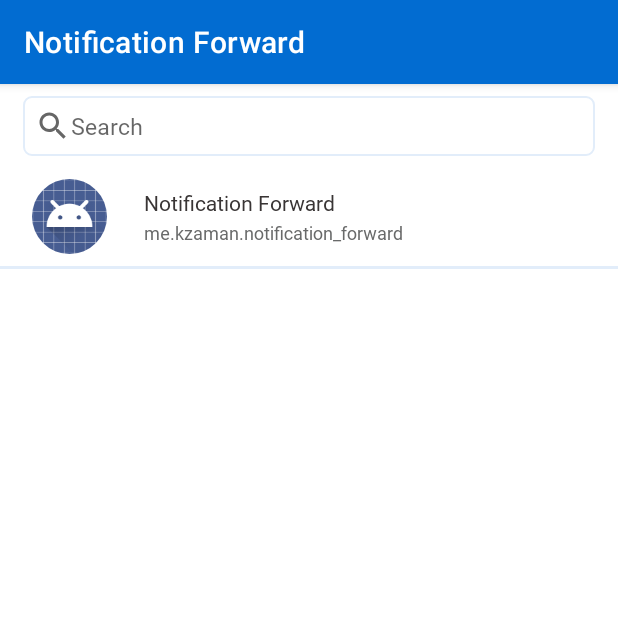
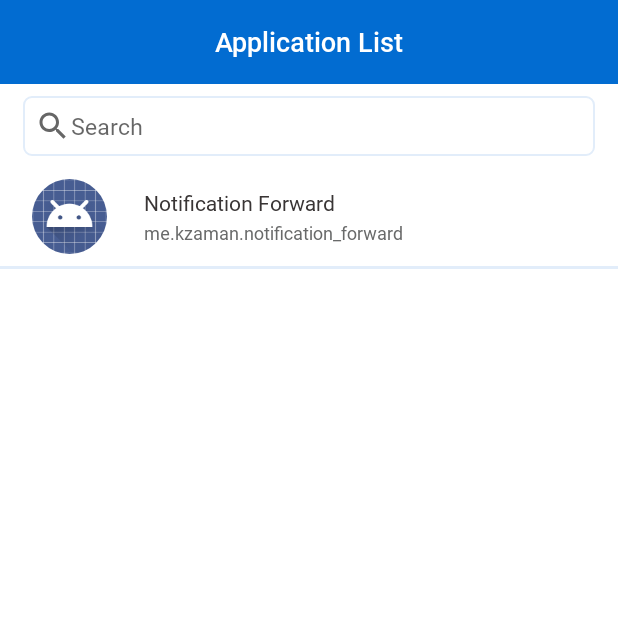
Before and after one commit to kzamaan/notifier-app, an Android app: the screen it shows after launch (ApplicationActivity before the commit, MainActivity after it), on a phone screen of 412 x 824 dp, the top half of it. Run offline under Robolectric (Android 15) with nearby library versions, the phone set to English and light mode, and no system bars; our stand-ins replace CircleImageView, Dagger/Hilt's generated code, data binding, sdp/ssp sizes; pictures from the network do not load.

Commit message:
added application fragment

```diff
--- a/app/src/main/AndroidManifest.xml
+++ b/app/src/main/AndroidManifest.xml
@@ -33,7 +33,7 @@
             android:name=".ui.activities.AuthActivity"
             android:exported="true" />
         <activity
-            android:name=".ui.ApplicationActivity"
+            android:name=".ui.MainActivity"
             android:exported="true">
             <intent-filter>
                 <action android:name="android.intent.action.MAIN" />
--- a/app/src/main/java/me/kzaman/notification_forward/ui/ApplicationActivity.kt
+++ b/app/src/main/java/me/kzaman/notification_forward/ui/MainActivity.kt
@@ -1,87 +1,48 @@
 package me.kzaman.notification_forward.ui
 
-import android.annotation.SuppressLint
 import android.app.NotificationChannel
 import android.app.NotificationManager
 import android.content.ComponentName
 import android.content.Context
 import android.content.Intent
-import android.content.pm.PackageManager
 import android.os.Build
 import android.os.Bundle
 import android.provider.Settings
 import android.provider.Settings.ACTION_NOTIFICATION_LISTENER_SETTINGS
 import android.text.TextUtils
 import android.view.View
-import androidx.appcompat.app.AppCompatActivity
-import androidx.appcompat.widget.AppCompatEditText
-import androidx.appcompat.widget.AppCompatImageView
+import android.widget.ImageView
+import android.widget.RelativeLayout
+import android.widget.TextView
 import androidx.core.app.NotificationCompat
 import androidx.core.app.NotificationManagerCompat
-import androidx.core.widget.addTextChangedListener
-import androidx.recyclerview.widget.LinearLayoutManager
-import androidx.recyclerview.widget.RecyclerView
 import dagger.hilt.android.AndroidEntryPoint
 import me.kzaman.notification_forward.R
-import me.kzaman.notification_forward.adapter.ApplicationAdapter
-import me.kzaman.notification_forward.data.model.ApplicationModel
-import me.kzaman.notification_forward.utils.hideSoftKeyboard
+import me.kzaman.notification_forward.base.BaseActivity
+import me.kzaman.notification_forward.utils.visible
 
 
 @AndroidEntryPoint
-class ApplicationActivity : AppCompatActivity() {
+class MainActivity : BaseActivity() {
+    private lateinit var rlToolbar: RelativeLayout
+    private lateinit var tvTitle: TextView
+    private lateinit var ivBackButton: ImageView
 
-    private lateinit var recyclerView: RecyclerView
-    private lateinit var applicationAdapter: ApplicationAdapter
-    private lateinit var etSearch: AppCompatEditText
-    private lateinit var ivCancelSearch: AppCompatImageView
-
-    @SuppressLint("QueryPermissionsNeeded")
     override fun onCreate(savedInstanceState: Bundle?) {
         super.onCreate(savedInstanceState)
         setContentView(R.layout.activity_main)
+        initializeApp()
+    }
 
-        recyclerView = findViewById(R.id.appList)
-        etSearch = findViewById(R.id.et_search)
-        ivCancelSearch = findViewById(R.id.iv_cancel_search)
+    override fun initializeApp() {
 
+        rlToolbar = findViewById(R.id.toolbar_root)
+        tvTitle = findViewById(R.id.tv_toolbar_title)
+        ivBackButton = findViewById(R.id.iv_back_button)
         // checking for last page
         // if last page home screen will be launched
         if (!isNotificationServiceEnabled()) {
             startActivity(Intent(ACTION_NOTIFICATION_LISTENER_SETTINGS))
-        }
-
-        //get a list of installed apps.
-        val packages = packageManager.getInstalledApplications(PackageManager.GET_META_DATA)
-        val applicationModel = ArrayList<ApplicationModel>()
-        packages.forEach { packageInfo ->
-            val item = ApplicationModel(
-                appName = packageInfo.loadLabel(packageManager).toString(),
-                packageName = packageInfo.packageName,
-                appIcon = packageInfo.loadIcon(packageManager)
-            )
-            applicationModel.add(item)
-        }
-
-        applicationAdapter = ApplicationAdapter(applicationModel, this)
-        recyclerView.apply {
-            layoutManager = LinearLayoutManager(context)
-            adapter = applicationAdapter
-        }
-
-        etSearch.addTextChangedListener {
-            if (it.isNullOrEmpty()) {
-                ivCancelSearch.visibility = View.GONE
-            } else {
-                ivCancelSearch.visibility = View.VISIBLE
-            }
-            applicationAdapter.filter.filter(it)
-        }
-
-        ivCancelSearch.setOnClickListener {
-            etSearch.text = null
-            hideSoftKeyboard(this, etSearch)
-            it.visibility = View.GONE
         }
 
         if (Build.VERSION.SDK_INT >= Build.VERSION_CODES.O) {
@@ -111,6 +72,19 @@ class ApplicationActivity : AppCompatActivity() {
         notificationManager.notify(1000, builder.build())
     }
 
+    override fun setToolbarTitle(title: String) {
+        setToolbarTitle(title, tvTitle)
+    }
+
+    override fun hideToolbar() {
+        rlToolbar.visibility = View.GONE
+    }
+
+    override fun showToolbar(isBackButton: Boolean) {
+        ivBackButton.visible(isBackButton)
+        rlToolbar.visibility = View.VISIBLE
+    }
+
     private fun isNotificationServiceEnabled(): Boolean {
         val pkgName = packageName
         val flat = Settings.Secure.getString(
--- /dev/null
+++ b/app/src/main/java/me/kzaman/notification_forward/ui/fragments/ApplicationListFragment.kt
@@ -0,0 +1,79 @@
+package me.kzaman.notification_forward.ui.fragments
+
+import android.annotation.SuppressLint
+import android.content.pm.PackageManager
+import android.os.Bundle
+import android.view.View
+import androidx.core.widget.addTextChangedListener
+import androidx.recyclerview.widget.LinearLayoutManager
+import dagger.hilt.android.AndroidEntryPoint
+import me.kzaman.notification_forward.R
+import me.kzaman.notification_forward.adapter.ApplicationAdapter
+import me.kzaman.notification_forward.base.BaseFragment
+import me.kzaman.notification_forward.data.model.ApplicationModel
+import me.kzaman.notification_forward.databinding.FragmentApplicationListBinding
+import me.kzaman.notification_forward.ui.MainActivity
+import me.kzaman.notification_forward.utils.hideSoftKeyboard
+
+@AndroidEntryPoint
+class ApplicationListFragment : BaseFragment<FragmentApplicationListBinding>() {
+
+    private lateinit var binding: FragmentApplicationListBinding
+    private lateinit var applicationAdapter: ApplicationAdapter
+
+    override val layoutId: Int = R.layout.fragment_application_list
+
+    override fun onCreate(savedInstanceState: Bundle?) {
+        super.onCreate(savedInstanceState)
+        mContext = requireContext()
+        mActivity = requireActivity()
+    }
+
+    override fun onViewCreated(view: View, savedInstanceState: Bundle?) {
+        super.onViewCreated(view, savedInstanceState)
+        binding = viewDataBinding
+        binding.lifecycleOwner = viewLifecycleOwner
+        initializeApp()
+    }
+
+    @SuppressLint("QueryPermissionsNeeded")
+    override fun initializeApp() {
+        (activity as MainActivity).showToolbar(false) //display toolbar
+        (activity as MainActivity).setToolbarTitle("Application List")
+
+        val packageManager = (mActivity as MainActivity).packageManager
+
+        //get a list of installed apps.
+        val packages = packageManager.getInstalledApplications(PackageManager.GET_META_DATA)
+        val applicationModel = ArrayList<ApplicationModel>()
+        packages.forEach { packageInfo ->
+            val item = ApplicationModel(
+                appName = packageInfo.loadLabel(packageManager).toString(),
+                packageName = packageInfo.packageName,
+                appIcon = packageInfo.loadIcon(packageManager)
+            )
+            applicationModel.add(item)
+        }
+
+        applicationAdapter = ApplicationAdapter(applicationModel, mContext)
+        binding.appList.apply {
+            layoutManager = LinearLayoutManager(context)
+            adapter = applicationAdapter
+        }
+
+        binding.etSearch.addTextChangedListener {
+            if (it.isNullOrEmpty()) {
+                binding.ivCancelSearch.visibility = View.GONE
+            } else {
+                binding.ivCancelSearch.visibility = View.VISIBLE
+            }
+            applicationAdapter.filter.filter(it)
+        }
+
+        binding.ivCancelSearch.setOnClickListener {
+            binding.etSearch.text = null
+            hideSoftKeyboard(mContext, binding.etSearch)
+            it.visibility = View.GONE
+        }
+    }
+}
--- a/app/src/main/res/layout/activity_main.xml
+++ b/app/src/main/res/layout/activity_main.xml
@@ -1,58 +1,28 @@
 <?xml version="1.0" encoding="utf-8"?>
-<LinearLayout xmlns:android="http://schemas.android.com/apk/res/android"
+<androidx.constraintlayout.widget.ConstraintLayout xmlns:android="http://schemas.android.com/apk/res/android"
     xmlns:app="http://schemas.android.com/apk/res-auto"
     xmlns:tools="http://schemas.android.com/tools"
     android:layout_width="match_parent"
     android:layout_height="match_parent"
-    android:orientation="vertical"
-    tools:context=".ui.ApplicationActivity">
+    tools:context=".ui.MainActivity">
 
-    <androidx.cardview.widget.CardView
+    <include
+        android:id="@+id/toolbar_root"
+        layout="@layout/layout_toolbar"
+        app:layout_constraintEnd_toEndOf="parent"
+        app:layout_constraintStart_toStartOf="parent"
+        app:layout_constraintTop_toTopOf="parent" />
+
+    <androidx.fragment.app.FragmentContainerView
+        android:id="@+id/fragment_view"
+        android:name="androidx.navigation.fragment.NavHostFragment"
         android:layout_width="match_parent"
-        android:layout_height="wrap_content"
-        android:layout_marginTop="@dimen/dividerHeight"
-        app:cardElevation="@dimen/zero">
+        android:layout_height="0dp"
+        app:defaultNavHost="true"
+        app:layout_constraintBottom_toBottomOf="parent"
+        app:layout_constraintLeft_toLeftOf="parent"
+        app:layout_constraintRight_toRightOf="parent"
+        app:layout_constraintTop_toBottomOf="@+id/toolbar_root"
+        app:navGraph="@navigation/app_list_graph" />
 
-        <RelativeLayout
-            android:layout_width="match_parent"
-            android:layout_height="wrap_content"
-            android:layout_marginStart="@dimen/fifteen"
-            android:layout_marginTop="@dimen/five"
-            android:layout_marginEnd="@dimen/fifteen"
-            android:layout_marginBottom="@dimen/five">
-
-            <androidx.appcompat.widget.AppCompatEditText
-                android:id="@+id/et_search"
-                style="@style/RobotoRegular"
-                android:layout_width="match_parent"
-                android:layout_height="wrap_content"
-                android:background="@drawable/bg_white_input"
-                android:drawableStart="@drawable/ic_baseline_search_24"
-                android:gravity="center_vertical"
-                android:hint="@string/search"
-                android:inputType="text"
-                android:padding="@dimen/eight"
-                android:singleLine="true"
-                android:textColor="@color/black"
-                android:textSize="@dimen/fifteen" />
-
-            <androidx.appcompat.widget.AppCompatImageView
-                android:id="@+id/iv_cancel_search"
-                android:layout_width="wrap_content"
-                android:layout_height="wrap_content"
-                android:layout_alignParentEnd="true"
-                android:layout_marginStart="@dimen/five"
-                android:padding="@dimen/eight"
-                android:src="@drawable/ic_baseline_close_24"
-                android:visibility="invisible" />
-        </RelativeLayout>
-
-    </androidx.cardview.widget.CardView>
-
-    <androidx.recyclerview.widget.RecyclerView
-        android:id="@+id/appList"
-        android:layout_width="match_parent"
-        android:layout_height="match_parent"
-        tools:listitem="@layout/model_app_list" />
-
-</LinearLayout>
+</androidx.constraintlayout.widget.ConstraintLayout>
--- /dev/null
+++ b/app/src/main/res/layout/fragment_application_list.xml
@@ -0,0 +1,59 @@
+<?xml version="1.0" encoding="utf-8"?>
+<layout xmlns:android="http://schemas.android.com/apk/res/android"
+    xmlns:app="http://schemas.android.com/apk/res-auto"
+    xmlns:tools="http://schemas.android.com/tools">
+    <LinearLayout
+        android:layout_width="match_parent"
+        android:layout_height="match_parent"
+        android:orientation="vertical">
+
+        <androidx.cardview.widget.CardView
+            android:layout_width="match_parent"
+            android:layout_height="wrap_content"
+            android:layout_marginTop="@dimen/dividerHeight"
+            app:cardElevation="@dimen/zero">
+
+            <RelativeLayout
+                android:layout_width="match_parent"
+                android:layout_height="wrap_content"
+                android:layout_marginStart="@dimen/fifteen"
+                android:layout_marginTop="@dimen/five"
+                android:layout_marginEnd="@dimen/fifteen"
+                android:layout_marginBottom="@dimen/five">
+
+                <androidx.appcompat.widget.AppCompatEditText
+                    android:id="@+id/et_search"
+                    style="@style/RobotoRegular"
+                    android:layout_width="match_parent"
+                    android:layout_height="wrap_content"
+                    android:background="@drawable/bg_white_input"
+                    android:drawableStart="@drawable/ic_baseline_search_24"
+                    android:gravity="center_vertical"
+                    android:hint="@string/search"
+                    android:inputType="text"
+                    android:padding="@dimen/eight"
+                    android:singleLine="true"
+                    android:textColor="@color/black"
+                    android:textSize="@dimen/fifteen" />
+
+                <androidx.appcompat.widget.AppCompatImageView
+                    android:id="@+id/iv_cancel_search"
+                    android:layout_width="wrap_content"
+                    android:layout_height="wrap_content"
+                    android:layout_alignParentEnd="true"
+                    android:layout_marginStart="@dimen/five"
+                    android:padding="@dimen/eight"
+                    android:src="@drawable/ic_baseline_close_24"
+                    android:visibility="invisible" />
+            </RelativeLayout>
+
+        </androidx.cardview.widget.CardView>
+
+        <androidx.recyclerview.widget.RecyclerView
+            android:id="@+id/appList"
+            android:layout_width="match_parent"
+            android:layout_height="match_parent"
+            tools:listitem="@layout/model_app_list" />
+
+    </LinearLayout>
+</layout>
--- a/app/src/main/res/layout/layout_toolbar.xml
+++ b/app/src/main/res/layout/layout_toolbar.xml
@@ -7,10 +7,24 @@
     android:minHeight="?attr/actionBarSize"
     android:orientation="horizontal">
 
+    <androidx.appcompat.widget.AppCompatImageView
+        android:id="@+id/iv_back_button"
+        style="@style/RobotoMedium"
+        android:layout_width="wrap_content"
+        android:layout_height="wrap_content"
+        android:layout_alignParentStart="true"
+        android:layout_centerVertical="true"
+        android:layout_gravity="center_vertical"
+        android:padding="@dimen/eight"
+        android:src="@drawable/ic_arrow_back"
+        android:visibility="invisible" />
+
     <LinearLayout
         android:layout_width="wrap_content"
         android:layout_height="wrap_content"
-        android:layout_alignParentStart="true"
+
+        android:layout_centerHorizontal="true"
+        android:layout_centerVertical="true"
         android:layout_marginStart="@dimen/five"
         android:layout_marginTop="@dimen/ten"
         android:layout_marginBottom="@dimen/ten"
@@ -18,27 +32,17 @@
         android:visibility="visible"
         tools:ignore="UselessParent">
 
-        <androidx.appcompat.widget.AppCompatImageView
-            android:id="@+id/iv_back_button"
-            style="@style/RobotoMedium"
-            android:layout_width="wrap_content"
-            android:layout_height="wrap_content"
-            android:layout_gravity="center_vertical"
-            android:padding="@dimen/eight"
-            android:src="@drawable/ic_arrow_back"
-            android:visibility="gone" />
-
         <androidx.appcompat.widget.AppCompatTextView
             android:id="@+id/tv_toolbar_title"
             style="@style/RobotoMedium"
             android:layout_width="0dp"
             android:layout_height="wrap_content"
-            android:layout_gravity="center_vertical"
             android:layout_weight="1"
             android:hint="@string/app_name"
             android:padding="@dimen/five"
+            android:textAlignment="center"
+            android:textColor="@color/white"
             android:textColorHint="@color/white"
-            android:textColor="@color/white"
             android:textSize="@dimen/eighteen" />
 
     </LinearLayout>
--- /dev/null
+++ b/app/src/main/res/navigation/app_list_graph.xml
@@ -0,0 +1,13 @@
+<?xml version="1.0" encoding="utf-8"?>
+<navigation xmlns:android="http://schemas.android.com/apk/res/android"
+    xmlns:app="http://schemas.android.com/apk/res-auto"
+    xmlns:tools="http://schemas.android.com/tools"
+    android:id="@+id/app_list_graph"
+    app:startDestination="@id/applicationListFragment">
+
+    <fragment
+        android:id="@+id/applicationListFragment"
+        android:name="me.kzaman.notification_forward.ui.fragments.ApplicationListFragment"
+        android:label="ApplicationListFragment"
+        tools:layout="@layout/fragment_application_list" />
+</navigation>
--- a/app/src/main/res/values/themes.xml
+++ b/app/src/main/res/values/themes.xml
@@ -1,6 +1,6 @@
 <resources xmlns:tools="http://schemas.android.com/tools">
     <!-- Base application theme. -->
-    <style name="AppTheme" parent="Theme.MaterialComponents.Light.DarkActionBar">
+    <style name="AppTheme" parent="Theme.MaterialComponents.Light.NoActionBar">
         <!-- Primary brand color. -->
         <item name="colorPrimary">@color/colorPrimary</item>
         <item name="colorOnPrimary">@color/white</item>
--- a/build.gradle
+++ b/build.gradle
@@ -6,7 +6,7 @@ buildscript {
     }
     dependencies {
         classpath 'com.android.tools.build:gradle:7.1.3'
-        classpath "org.jetbrains.kotlin:kotlin-gradle-plugin:1.6.10"
+        classpath 'org.jetbrains.kotlin:kotlin-gradle-plugin:1.6.21'
 
         // NOTE: Do not place your application dependencies here; they belong
         // in the individual module build.gradle files
```
